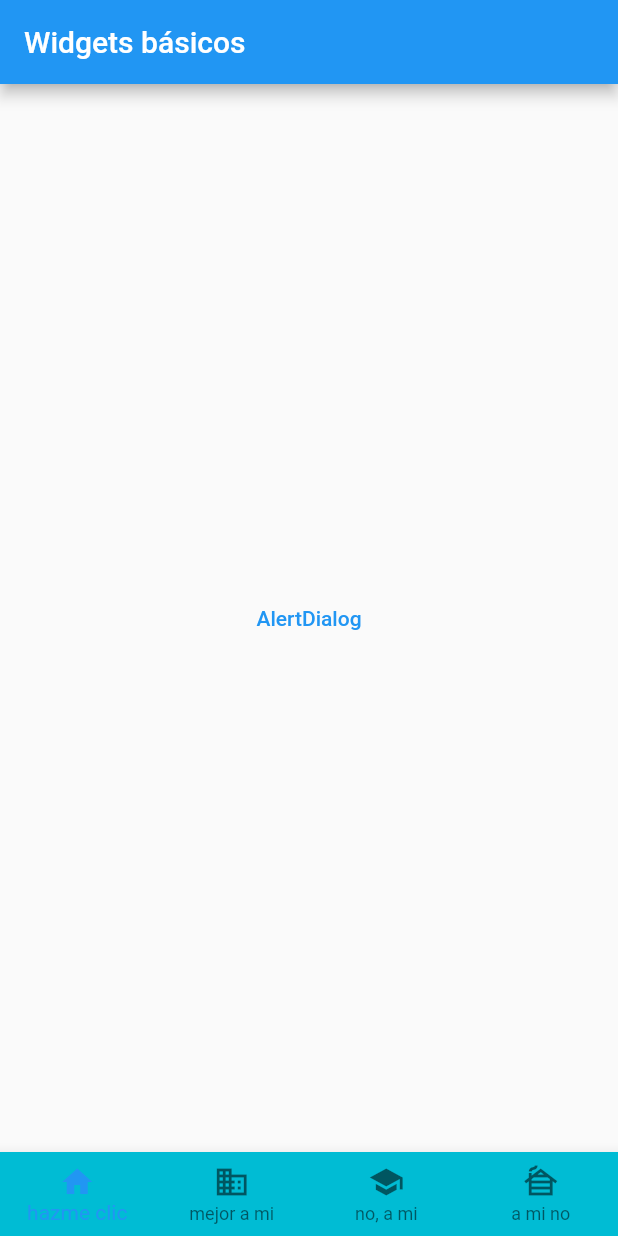
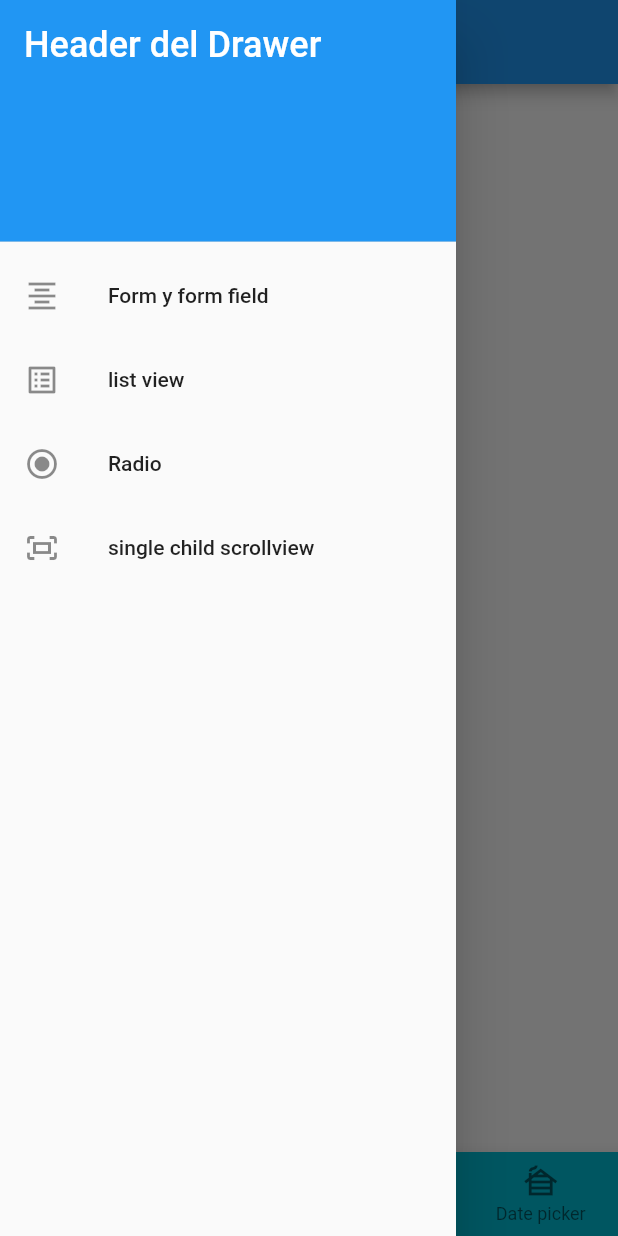
Before and after one commit to manimanitin/basic_widgets, a Flutter app: the screen it shows after launch, with the side drawer open (before the commit the screen has no drawer), on a phone screen of 412 x 824 dp. Run offline on Flutter 3.47's test engine with Material 2 defaults, Android fonts, the phone set to English and light mode, and no system bars; our stand-ins replace lorem_ipsum.

```diff
--- a/lib/pages/bottom_navigation.dart
+++ b/lib/pages/bottom_navigation.dart
@@ -3,6 +3,7 @@ import 'alert_button.dart';
 import 'card_widget.dart';
 import 'checkbox_widget.dart';
 import 'date_widget.dart';
+import 'drawer_widget.dart';
 
 class BottomNavigationBarExampleApp extends StatelessWidget {
   const BottomNavigationBarExampleApp({super.key});
@@ -26,8 +27,6 @@ class BottomNavigationBarExample extends StatefulWidget {
 class _BottomNavigationBarExampleState
     extends State<BottomNavigationBarExample> {
   int _selectedIndex = 0;
-  static const TextStyle optionStyle =
-      TextStyle(fontSize: 30, fontWeight: FontWeight.bold);
   static const List<Widget> _widgetOptions = <Widget>[
     AlertButton(),
     CardWidget(),
@@ -47,6 +46,7 @@ class _BottomNavigationBarExampleState
       appBar: AppBar(
         title: const Text('Widgets básicos'),
       ),
+      drawer: const DrawerWidget(),
       body: Center(
         child: _widgetOptions.elementAt(_selectedIndex),
       ),
@@ -54,19 +54,19 @@ class _BottomNavigationBarExampleState
         items: const <BottomNavigationBarItem>[
           BottomNavigationBarItem(
             icon: Icon(Icons.home),
-            label: 'hazme clic',
+            label: 'Alert dialog',
           ),
           BottomNavigationBarItem(
             icon: Icon(Icons.business),
-            label: 'mejor a mi',
+            label: 'Card',
           ),
           BottomNavigationBarItem(
             icon: Icon(Icons.school),
-            label: 'no, a mi',
+            label: 'Checkbox',
           ),
           BottomNavigationBarItem(
             icon: Icon(Icons.cabin),
-            label: 'a mi no',
+            label: 'Date picker',
           ),
         ],
         currentIndex: _selectedIndex,
--- /dev/null
+++ b/lib/pages/drawer_widget.dart
@@ -0,0 +1,57 @@
+import 'package:flutter/material.dart';
+import 'form_widget.dart';
+import 'list_view.dart';
+
+class DrawerWidget extends StatelessWidget {
+  const DrawerWidget({super.key});
+
+  @override
+  Widget build(BuildContext context) {
+    return Drawer(
+        child: ListView(
+      padding: EdgeInsets.zero,
+      children: <Widget>[
+        const DrawerHeader(
+          decoration: BoxDecoration(
+            color: Colors.blue,
+          ),
+          child: Text(
+            'Header del Drawer',
+            style: TextStyle(
+              color: Colors.white,
+              fontSize: 24,
+            ),
+          ),
+        ),
+        ListTile(
+          leading: const Icon(Icons.format_align_center),
+          title: const Text('Form y form field'),
+          onTap: () {
+            Navigator.push(
+              context,
+              MaterialPageRoute(builder: (context) => const FormWidget()),
+            );
+          },
+        ),
+        ListTile(
+          leading: const Icon(Icons.list_alt),
+          title: const Text('list view'),
+          onTap: () {
+            Navigator.push(
+              context,
+              MaterialPageRoute(builder: (context) => const ListViewWidget()),
+            );
+          },
+        ),
+        const ListTile(
+          leading: Icon(Icons.radio_button_checked),
+          title: Text('Radio'),
+        ),
+        const ListTile(
+          leading: Icon(Icons.fit_screen_outlined),
+          title: Text('single child scrollview'),
+        )
+      ],
+    ));
+  }
+}
--- a/pubspec.yaml
+++ b/pubspec.yaml
@@ -9,6 +9,7 @@ environment:
 dependencies:
   flutter:
     sdk: flutter
+  lorem_ipsum: any
 
 dev_dependencies:
   flutter_test:
```
Also changed, not shown: lib/pages/form_field.dart (added, +61 -0 lines), lib/pages/form_widget.dart (added, +92 -0 lines), lib/pages/list_view.dart (added, +41 -0 lines), pubspec.lock.
